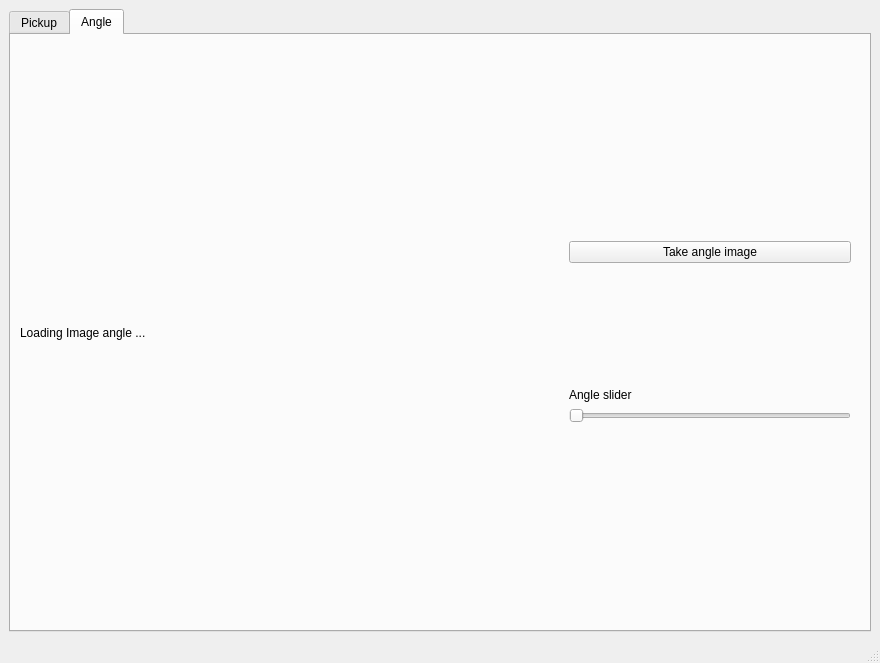
Above: ur/ihm_tests/ui/main.ui from RambokDev/plateformes_generiques before the change. Below: the same form after it.
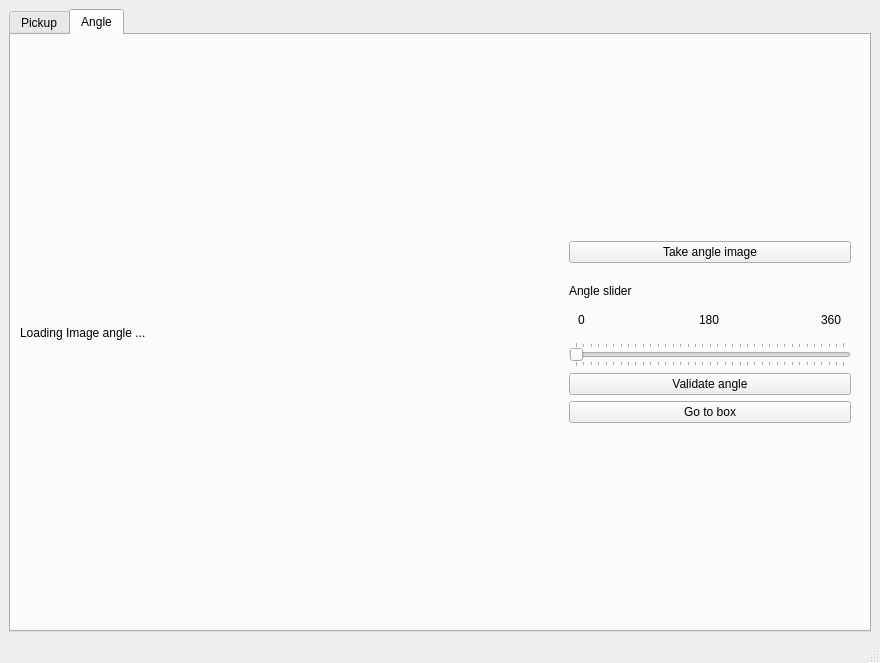
That is the form after the change.

Diff of the .ui file:
```diff
--- a/ur/ihm_tests/ui/main.ui
+++ b/ur/ihm_tests/ui/main.ui
@@ -150,10 +150,75 @@
                </property>
               </widget>
              </item>
+             <item>
+              <widget class="QFrame" name="frame_3">
+               <property name="frameShape">
+                <enum>QFrame::NoFrame</enum>
+               </property>
+               <property name="frameShadow">
+                <enum>QFrame::Raised</enum>
+               </property>
+               <layout class="QHBoxLayout" name="horizontalLayout_5">
+                <item alignment="Qt::AlignLeft">
+                 <widget class="QLabel" name="label_2">
+                  <property name="text">
+                   <string>0</string>
+                  </property>
+                 </widget>
+                </item>
+                <item alignment="Qt::AlignHCenter">
+                 <widget class="QLabel" name="label_4">
+                  <property name="text">
+                   <string>180</string>
+                  </property>
+                 </widget>
+                </item>
+                <item alignment="Qt::AlignRight">
+                 <widget class="QLabel" name="label_3">
+                  <property name="text">
+                   <string>360</string>
+                  </property>
+                 </widget>
+                </item>
+               </layout>
+              </widget>
+             </item>
              <item>
               <widget class="QSlider" name="slider_angle">
+               <property name="maximum">
+                <number>359</number>
+               </property>
+               <property name="singleStep">
+                <number>1</number>
+               </property>
                <property name="orientation">
                 <enum>Qt::Horizontal</enum>
+               </property>
+               <property name="invertedAppearance">
+                <bool>false</bool>
+               </property>
+               <property name="invertedControls">
+                <bool>false</bool>
+               </property>
+               <property name="tickPosition">
+                <enum>QSlider::TicksBothSides</enum>
+               </property>
+               <property name="tickInterval">
+                <number>10</number>
+               </property>
+              </widget>
+             </item>
+             <item>
+              <widget class="QPushButton" name="angle_state">
+               <property name="text">
+                <string>Validate angle</string>
+               </property>
+              </widget>
+             </item>
+             <item>
+              <widget class="QPushButton" name="go_to_box">
+               <property name="text">
+                <string>Go to box</string>
                </property>
               </widget>
              </item>
```
